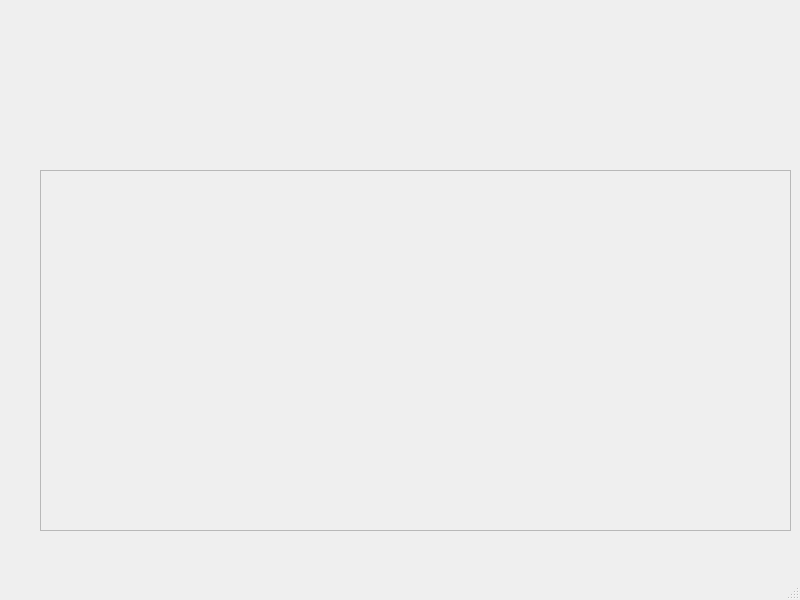
The window that MACD_Pyqt5/Interface.ui (willBear/Wills-Stock-Picker) describes before a commit, drawn with Qt 5.
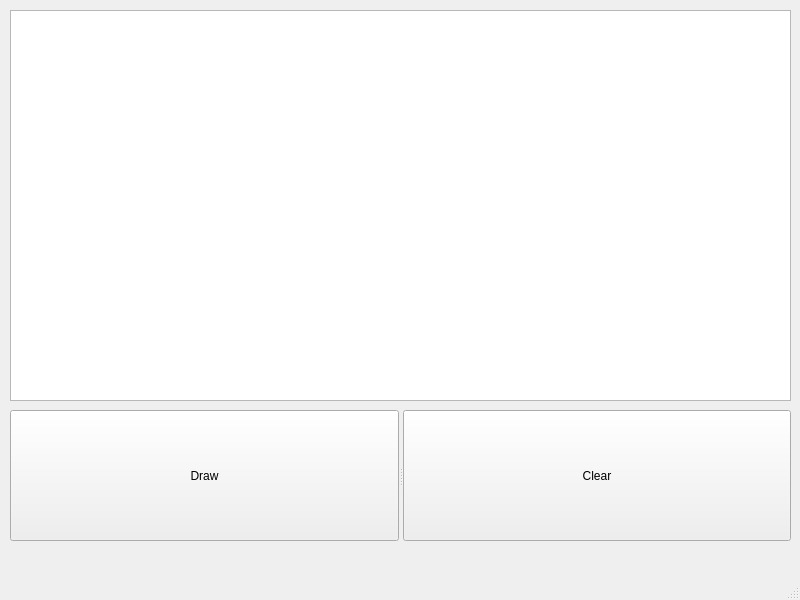
The same window after the commit.

The edit to the form file:
```diff
--- a/MACD_Pyqt5/Interface.ui
+++ b/MACD_Pyqt5/Interface.ui
@@ -14,31 +14,38 @@
    <string>MainWindow</string>
   </property>
   <widget class="QWidget" name="centralwidget">
-   <widget class="QFrame" name="frame">
+   <widget class="QSplitter" name="splitter">
     <property name="geometry">
      <rect>
-      <x>40</x>
-      <y>170</y>
-      <width>751</width>
-      <height>361</height>
+      <x>10</x>
+      <y>410</y>
+      <width>781</width>
+      <height>131</height>
      </rect>
     </property>
-    <property name="frameShape">
-     <enum>QFrame::StyledPanel</enum>
+    <property name="orientation">
+     <enum>Qt::Horizontal</enum>
     </property>
-    <property name="frameShadow">
-     <enum>QFrame::Raised</enum>
-    </property>
-    <widget class="QWidget" name="widget" native="true">
-     <property name="geometry">
-      <rect>
-       <x>0</x>
-       <y>0</y>
-       <width>751</width>
-       <height>361</height>
-      </rect>
+    <widget class="QPushButton" name="pushButton">
+     <property name="text">
+      <string>Draw</string>
      </property>
     </widget>
+    <widget class="QPushButton" name="pushButton_2">
+     <property name="text">
+      <string>Clear</string>
+     </property>
+    </widget>
+   </widget>
+   <widget class="QGraphicsView" name="graphicsView">
+    <property name="geometry">
+     <rect>
+      <x>10</x>
+      <y>10</y>
+      <width>781</width>
+      <height>391</height>
+     </rect>
+    </property>
    </widget>
   </widget>
   <widget class="QMenuBar" name="menubar">
```
